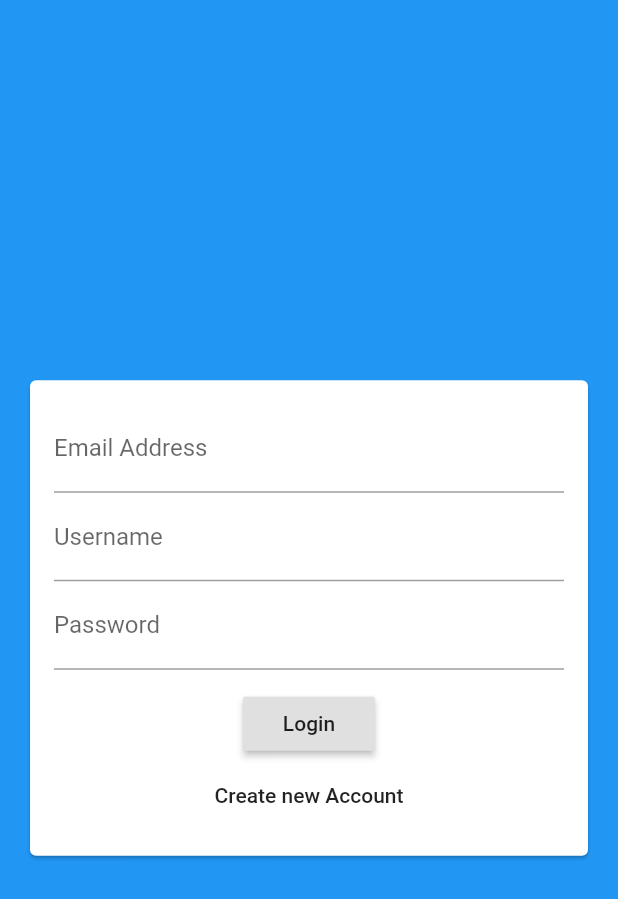
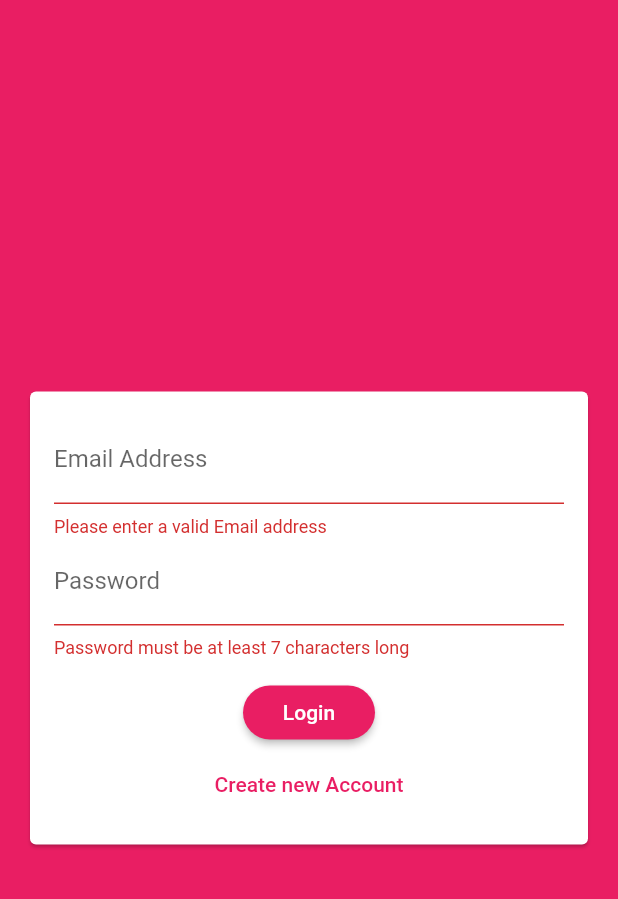
Before and after one commit to harleenkaurchadha/chat_app, a Flutter app: the screen it shows after launch, after a tap on "Login", on a phone screen of 412 x 824 dp. Shown: the top 899 px of the screen. Run offline on Flutter 3.47's test engine with Material 2 defaults, Android fonts, the phone set to English and light mode, and no system bars; our stand-ins replace cloud_firestore; accounts and stored records are empty.

Commit message:
creating an auth form

```diff
--- a/lib/main.dart
+++ b/lib/main.dart
@@ -12,7 +12,17 @@ class MyApp extends StatelessWidget {
     return MaterialApp(
       title: 'FlutterChat',
       theme: ThemeData(
-        primarySwatch: Colors.blue,
+        primarySwatch: Colors.pink,
+        backgroundColor: Colors.pink,
+        accentColor: Colors.deepPurple,
+        accentColorBrightness: Brightness.dark,                           //since purple is dark so that we end up with black text on purple
+        buttonTheme: ButtonTheme.of(context).copyWith(
+          buttonColor: Colors.pink,
+          textTheme: ButtonTextTheme.primary,                            //to make sure we have right contrast color
+          shape: RoundedRectangleBorder(
+            borderRadius: BorderRadius.circular(20),
+          ),
+        ),
          ),
       home: AuthScreen(),
     );
--- a/lib/widgets/auth/auth_form.dart
+++ b/lib/widgets/auth/auth_form.dart
@@ -6,6 +6,24 @@ class AuthForm extends StatefulWidget{
 }
 
 class _AuthFormState extends State<AuthForm> {
+  final _formKey = GlobalKey<FormState>();
+  var _isLogin = true;
+  var _userEmail = '';
+  var _userName = '';
+  var _userPassword = '';
+
+  void _trySubmit(){                                                    //to validate the form
+    final isValid = _formKey.currentState.validate();                   //triggers all the validators of textFormField in the form
+    FocusScope.of(context).unfocus();                                   //to close the keyboard as soon as we submit the form
+
+    if(isValid){
+      _formKey.currentState.save();                                     //triggers onSaved field of every textFormField
+      print(_userEmail);
+      print(_userName);
+      print(_userPassword);
+    }
+  }
+
   @override
   Widget build(BuildContext context) {
     return Center(
@@ -15,36 +33,71 @@ class _AuthFormState extends State<AuthForm> {
           child: Padding(
             padding: EdgeInsets.all(16),
             child: Form(
+              key: _formKey,
               child: Column(
                 mainAxisSize: MainAxisSize.min,                       //so that column takes as much height as needed
                 children: [
                  TextFormField(
+                   key: ValueKey('email'),               //unique id for a textField so that when a field is removed value does not move to other
+                   validator: (value){
+                     if(value.isEmpty || !value.contains('@')){
+                       return 'Please enter a valid Email address ';
+                     }
+                     return null;
+                   },
                    keyboardType: TextInputType.emailAddress,
                    decoration: InputDecoration(
                      labelText: 'Email Address',
                    ),
+                   onSaved: (value){
+                    _userEmail = value;
+                   },
                  ),
-                  TextFormField(
+                  if(!_isLogin)
+                   TextFormField(
+                     key: ValueKey('username'),
+                    validator: (value){
+                      if(value.isEmpty || value.length < 4){
+                        return 'Please enter atleast 4 characters ';
+                      }
+                      return null;
+                    },
                     decoration: InputDecoration(
                       labelText: 'Username',
                     ),
+                    onSaved: (value){
+                      _userName = value;
+                    },
                   ),
                   TextFormField(
+                    key: ValueKey('password'),
+                    validator: (value){
+                      if(value.isEmpty || value.length <7) {
+                        return 'Password must be at least 7 characters long ';
+                      }
+                      return null;
+                    },
                     decoration: InputDecoration(
                       labelText: 'Password',
                     ),
                     obscureText: true,
+                    onSaved: (value){
+                      _userPassword = value;
+                    },
                   ),
                   SizedBox(height: 12,),
                   RaisedButton(
-                    child: Text('Login'),
-                    onPressed: (){
-
-                    },
+                    child: Text(_isLogin ? 'Login' : 'SignUp'),
+                    onPressed: _trySubmit,
                   ),
                   FlatButton(
-                    child: Text('Create new Account'),
-                    onPressed: (){},
+                    textColor: Theme.of(context).primaryColor,
+                    child: Text(_isLogin ? 'Create new Account' : 'I already have an account'),
+                    onPressed: (){
+                      setState(() {
+                        _isLogin = !_isLogin;
+                      });
+                    },
                   ),
                 ],
               ),
```
